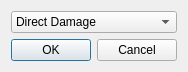
This is Ui/placetowerdialog.ui in Soaa-/towerdefense as Qt 5 draws it before an edit. The edited form follows.
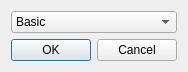
This is the edited form.

Patch:
```diff
--- a/Ui/placetowerdialog.ui
+++ b/Ui/placetowerdialog.ui
@@ -18,7 +18,7 @@
     <widget class="QComboBox" name="TowerTypeBox">
      <item>
       <property name="text">
-       <string>Direct Damage</string>
+       <string>Basic</string>
       </property>
      </item>
      <item>
```
Left out of the diff: 4 changed lines with no effect on the pictures.
